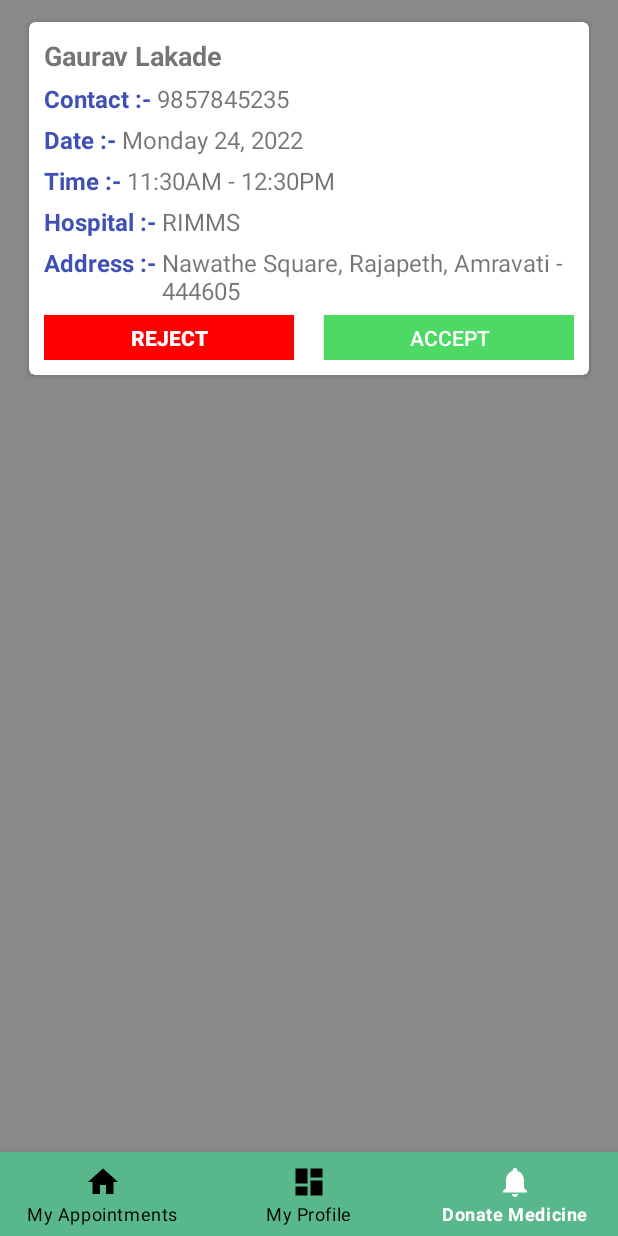
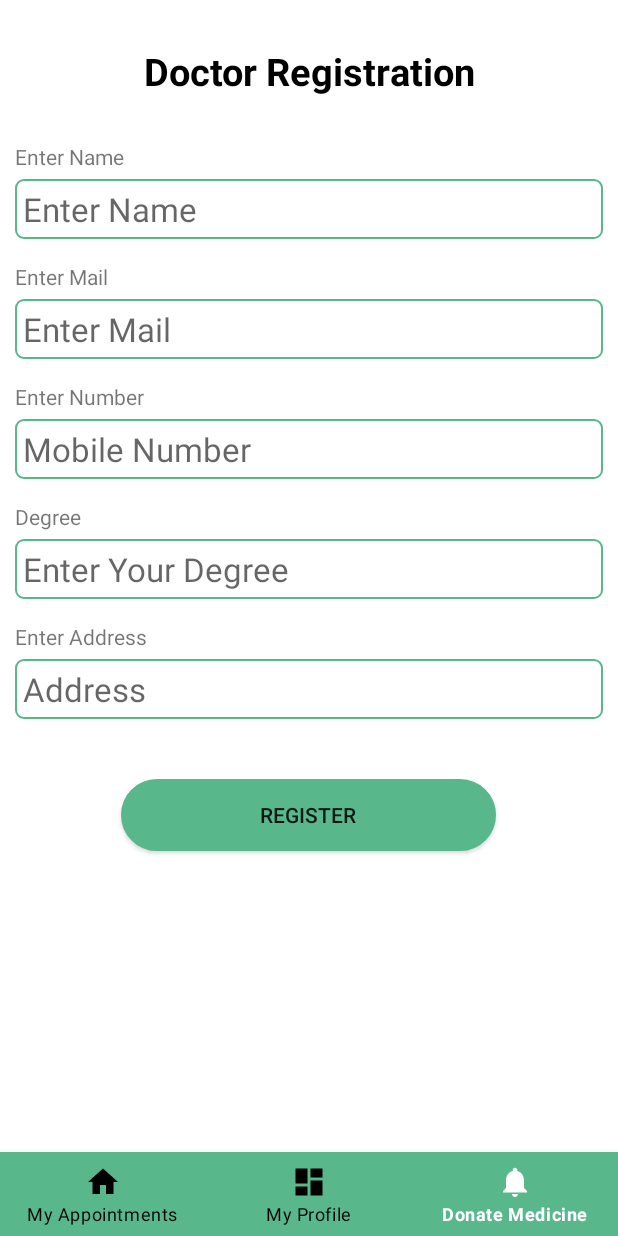
Before and after one commit to GauravSL/HealthBuddy, an Android app: the DonateMedicineFragment screen opened through its navigation route, on a phone screen of 412 x 824 dp. Run offline under Robolectric (Android 15) with nearby library versions, the phone set to English and light mode, and no system bars; our stand-ins replace navigation-ui.

Commit message:
Reg Changes
My First Commit

```diff
--- a/app/src/main/java/com/example/healthbuddy/dashboard/doctor/navigation/notifications/DonateMedicineFragment.java
+++ b/app/src/main/java/com/example/healthbuddy/dashboard/doctor/navigation/notifications/DonateMedicineFragment.java
@@ -9,19 +9,20 @@ import androidx.annotation.NonNull;
 import androidx.fragment.app.Fragment;
 import androidx.lifecycle.ViewModelProvider;
 
+import com.example.healthbuddy.databinding.DoctorRegistrationBinding;
 import com.example.healthbuddy.databinding.DoctorRequestedAppointmentAdapterItemBinding;
 
 
 public class DonateMedicineFragment extends Fragment {
 
-    private DoctorRequestedAppointmentAdapterItemBinding binding;
+    private DoctorRegistrationBinding binding;
 
     public View onCreateView(@NonNull LayoutInflater inflater,
                              ViewGroup container, Bundle savedInstanceState) {
         NotificationsViewModel notificationsViewModel =
                 new ViewModelProvider(this).get(NotificationsViewModel.class);
 
-        binding = DoctorRequestedAppointmentAdapterItemBinding.inflate(inflater, container, false);
+        binding = DoctorRegistrationBinding.inflate(inflater, container, false);
         View root = binding.getRoot();
 
         /*final TextView textView = binding.textNotifications;
--- a/app/src/main/res/drawable/editttext_roundedcorner.xml
+++ b/app/src/main/res/drawable/doctor_editttext_roundedcorner.xml
@@ -10,5 +10,5 @@
         android:bottomLeftRadius="5dp"
         android:topLeftRadius="5dp"
         android:topRightRadius="5dp" />
-    <stroke android:color="@color/blue" android:width="1dp"/>
+    <stroke android:color="@color/teal_200" android:width="1dp"/>
 </shape>
--- /dev/null
+++ b/app/src/main/res/drawable/doctor_roundedcorner_button.xml
@@ -0,0 +1,14 @@
+<?xml version="1.0" encoding="utf-8"?>
+<!--  res/drawable/rounded_edittext.xml -->
+<shape xmlns:android="http://schemas.android.com/apk/res/android"
+    android:shape="rectangle"
+    android:padding="10dp">
+
+    <solid android:color="@color/teal_200" />
+    <corners
+        android:bottomRightRadius="40dp"
+        android:bottomLeftRadius="40dp"
+        android:topLeftRadius="40dp"
+        android:topRightRadius="40dp" />
+    <stroke android:color="@color/teal_200" android:width="1dp"/>
+</shape>
--- a/app/src/main/res/layout/activity_login.xml
+++ b/app/src/main/res/layout/activity_login.xml
@@ -146,7 +146,7 @@
             android:layout_height="wrap_content"
             android:layout_gravity="center"
             android:layout_marginTop="20sp"
-            android:background="@color/teal_200"
+            android:background="@drawable/doctor_roundedcorner_button"
             android:textColor="@color/white"
             android:paddingLeft="20dp"
             android:paddingRight="20dp"
@@ -239,7 +239,7 @@
                 android:layout_height="wrap_content"
                 android:layout_gravity="center"
                 android:layout_marginTop="20sp"
-                android:background="@color/teal_200"
+                android:background="@drawable/doctor_roundedcorner_button"
                 android:textColor="@color/white"
                 android:paddingLeft="20dp"
                 android:paddingRight="20dp"
--- /dev/null
+++ b/app/src/main/res/layout/doctor_registration.xml
@@ -0,0 +1,104 @@
+<?xml version="1.0" encoding="utf-8"?>
+<LinearLayout xmlns:android="http://schemas.android.com/apk/res/android"
+    android:layout_width="match_parent"
+    android:layout_margin="10dp"
+    android:orientation="vertical"
+    android:layout_height="match_parent">
+    <TextView
+        android:layout_width="match_parent"
+        android:layout_height="wrap_content"
+        android:textSize="25sp"
+        android:textStyle="bold"
+        android:textColor="@color/black"
+        android:layout_marginTop="20dp"
+        android:text="Doctor Registration"
+        android:gravity="center"/>
+<TextView
+    android:layout_width="match_parent"
+    android:layout_height="wrap_content"
+    android:layout_marginTop="30dp"
+    android:text="Enter Name"/>
+    <EditText
+        android:id="@+id/et_docname"
+        android:layout_width="match_parent"
+        android:layout_height="wrap_content"
+        android:layout_marginTop="5dp"
+        android:background="@drawable/doctor_editttext_roundedcorner"
+        android:textSize="22sp"
+        android:hint="Enter Name"
+        android:padding="5dp"
+        />
+    <TextView
+        android:layout_width="match_parent"
+        android:layout_height="wrap_content"
+        android:layout_marginTop="15dp"
+        android:text="Enter Mail"/>
+    <EditText
+        android:id="@+id/et_docmail"
+        android:layout_width="match_parent"
+        android:layout_height="wrap_content"
+        android:layout_marginTop="5dp"
+        android:background="@drawable/doctor_editttext_roundedcorner"
+        android:textSize="22sp"
+        android:hint="Enter Mail"
+        android:inputType="textEmailAddress"
+        android:padding="5dp"
+        />
+
+    <TextView
+        android:layout_width="match_parent"
+        android:layout_height="wrap_content"
+        android:layout_marginTop="15dp"
+        android:text="Enter Number"/>
+    <EditText
+        android:id="@+id/et_docnumber"
+        android:layout_width="match_parent"
+        android:layout_height="wrap_content"
+        android:layout_marginTop="5dp"
+        android:background="@drawable/doctor_editttext_roundedcorner"
+        android:textSize="22sp"
+        android:hint="Mobile Number"
+        android:inputType="number"
+        android:maxLength="10"
+        android:padding="5dp"
+        />
+    <TextView
+        android:layout_width="match_parent"
+        android:layout_height="wrap_content"
+        android:layout_marginTop="15dp"
+        android:text="Degree"/>
+    <EditText
+        android:id="@+id/docdegree"
+        android:layout_width="match_parent"
+        android:layout_height="wrap_content"
+        android:layout_marginTop="5dp"
+        android:background="@drawable/doctor_editttext_roundedcorner"
+        android:textSize="22sp"
+        android:hint="Enter Your Degree"
+        android:padding="5dp"
+        />
+    <TextView
+    android:layout_width="match_parent"
+    android:layout_height="wrap_content"
+    android:layout_marginTop="15dp"
+    android:text="Enter Address"/>
+    <EditText
+        android:id="@+id/et_docAddress"
+        android:layout_width="match_parent"
+        android:layout_height="wrap_content"
+        android:layout_marginTop="5dp"
+        android:background="@drawable/doctor_editttext_roundedcorner"
+        android:textSize="22sp"
+        android:hint="Address"
+        android:padding="5dp"
+        />
+
+    <androidx.appcompat.widget.AppCompatButton
+        android:id="@+id/donate_button"
+        android:layout_width="250dp"
+        android:layout_height="wrap_content"
+        android:text="Register"
+        android:layout_marginTop="40dp"
+        android:background="@drawable/doctor_roundedcorner_button"
+        android:layout_gravity="center"/>
+</LinearLayout>
```
Also changed, not shown: app/src/main/res/layout/doctor_profile.xml (+5 -5 lines), app/src/main/res/layout/donate_medicine.xml (added, +117 -0 lines).
